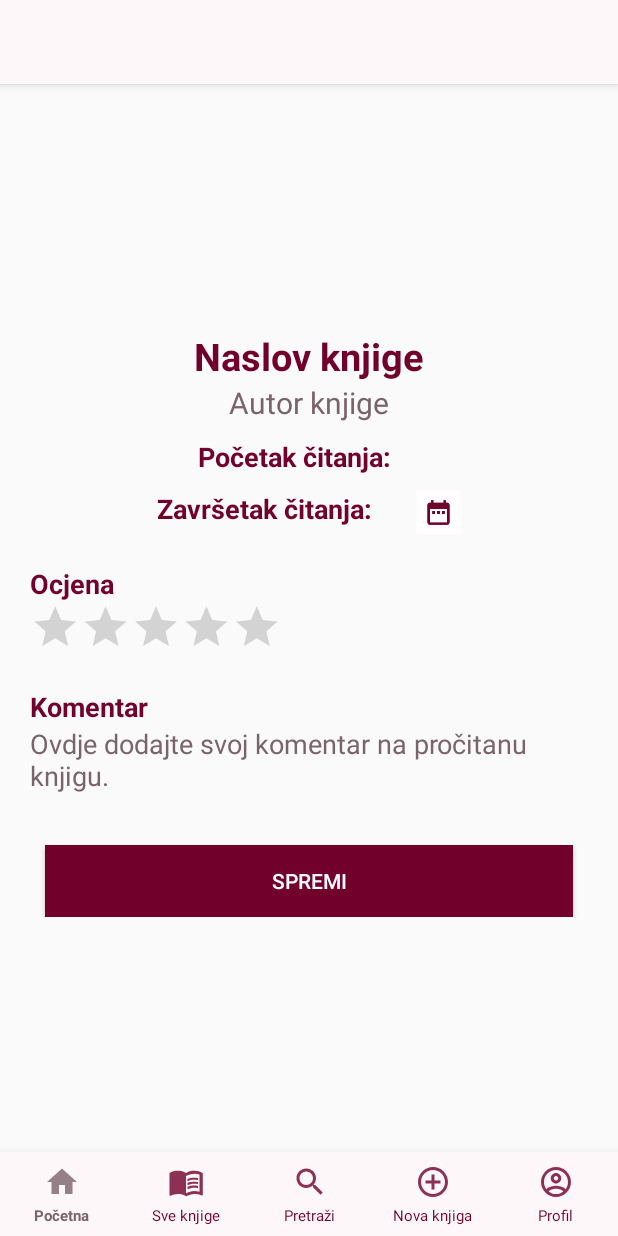
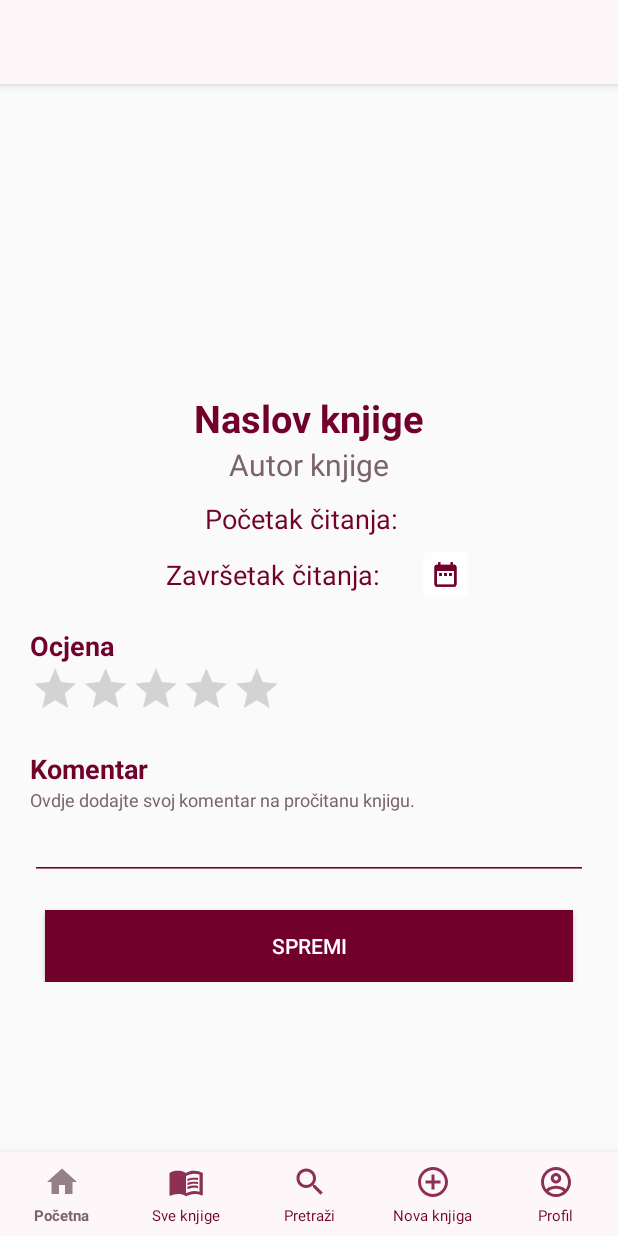
Before and after one commit to AIR-FOI-HR/AIR1921, an Android app: the fragment DetaljiProcitaneKnjigeFragment placed in its activity, on a phone screen of 412 x 824 dp. Run offline under Robolectric (Android 15) with nearby library versions, the phone set to English and light mode, and no system bars; our stand-ins replace Firebase (no records; nobody signed in at launch, a user with empty details on screens opened directly), Picasso; 2 statements that could not run were skipped.

Commit message:
Prilagodba ostalih elemenata na fragmentu za prikaz detalja pročitane knjige. #27

```diff
--- a/myBook/app/src/main/res/layout/fragment_detalji_procitane_knjige.xml
+++ b/myBook/app/src/main/res/layout/fragment_detalji_procitane_knjige.xml
@@ -26,7 +26,8 @@
 
     <ScrollView
         android:layout_width="match_parent"
-        android:layout_height="match_parent">
+        android:layout_height="match_parent"
+        android:layout_below="@id/appBarLayout_detaljiProcitane">
 
 
         <RelativeLayout
@@ -38,7 +39,7 @@
                 android:id="@+id/img_slika_knjige_detalji_procitane"
                 android:layout_width="200dp"
                 android:layout_height="200dp"
-                android:layout_marginTop="20dp"
+                android:layout_marginTop="5dp"
                 android:layout_centerHorizontal="true" />
             <TextView
                 android:layout_width="wrap_content"
@@ -71,14 +72,15 @@
                 android:paddingTop="10dp"
                 android:layout_below="@id/txt_detalji_procitane_autor">
                 <TextView
-                    android:id="@+id/txt_pocetak"
-                    android:layout_gravity="center_horizontal"
+                    android:id="@+id/pocetak"
+                    android:layout_width="wrap_content"
+                    android:layout_height="wrap_content"
                     android:text="@string/pocetak_citanja"
+                    android:layout_marginStart="10dp"
                     android:textColor="@color/colorDark"
-                    android:textSize="18sp"
-                    android:textStyle="bold"
-                    android:layout_width="wrap_content"
-                    android:layout_height="wrap_content"/>
+                    android:gravity="center"
+                    android:textSize="18sp" />
+
                 <TextView
                     android:id="@+id/pocetak_datum"
                     android:layout_width="wrap_content"
@@ -98,14 +100,15 @@
                 android:orientation="horizontal"
                 android:layout_below="@id/ll_pocetak">
                 <TextView
-                    android:id="@+id/txt_zavrsetak"
-                    android:layout_gravity="center_horizontal"
+                    android:id="@+id/kraj"
+                    android:layout_width="wrap_content"
+                    android:layout_height="wrap_content"
                     android:text="@string/zavrsetak_citanja"
+                    android:layout_marginStart="10dp"
                     android:textColor="@color/colorDark"
-                    android:textSize="18sp"
-                    android:textStyle="bold"
-                    android:layout_width="wrap_content"
-                    android:layout_height="wrap_content"/>
+                    android:gravity="center"
+                    android:textSize="18sp" />
+
                 <TextView
                     android:id="@+id/zavrsetak_datum"
                     android:layout_width="wrap_content"
@@ -116,7 +119,7 @@
                     android:gravity="center"
                     android:textSize="18sp" />
                 <ImageView
-                    android:id="@+id/date_icon"
+                    android:id="@+id/zavrsetak_procitana"
                     android:src="@mipmap/ic_date"
                     android:layout_width="30dp"
                     android:layout_height="30dp"
@@ -164,7 +167,7 @@
                 android:textSize="18sp"
                 android:textStyle="bold"
                 android:id="@+id/txt_komentar_procitana" />
-            <EditText
+            <TextView
                 android:layout_below="@id/txt_komentar_procitana"
                 android:layout_width="match_parent"
                 android:layout_height="wrap_content"
@@ -172,18 +175,27 @@
                 android:text="@string/dodaj_komentar"
                 android:layout_gravity="start"
                 android:layout_marginStart="20dp"
+                android:textSize="12sp"
+                android:id="@+id/txt_dodajkom" />
+            <EditText
+                android:layout_below="@id/txt_dodajkom"
+                android:layout_width="match_parent"
+                android:layout_height="wrap_content"
+                android:textColor="@color/colorDarkGray"
+                android:layout_gravity="start"
+                android:layout_marginStart="20dp"
                 android:layout_marginEnd="20dp"
                 android:textSize="18sp"
-                android:background="#00000000"
+                android:backgroundTint="@color/colorDark"
                 android:id="@+id/txt_komentar_korisnika" />
             <Button
-                android:id="@+id/btn_procitana_uredi"
-                android:layout_below="@+id/txt_komentar_procitana"
+                android:id="@+id/btn_procitana_spremi"
+                android:layout_below="@+id/txt_komentar_korisnika"
                 android:layout_marginStart="30dp"
                 android:layout_marginEnd="30dp"
                 android:layout_width="250dp"
                 android:layout_height="wrap_content"
-                android:layout_marginTop="80dp"
+                android:layout_marginTop="20dp"
                 android:background="@color/colorDark"
                 android:text="@string/spremi"
                 android:textAlignment="center"
```
